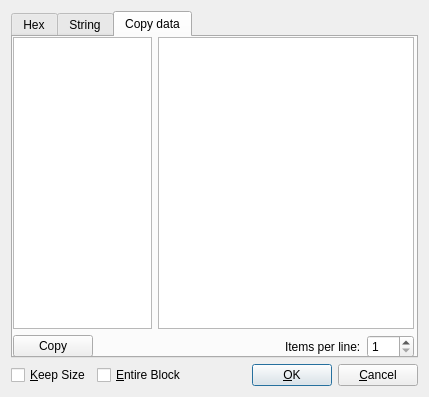
First picture: the form in src/gui/Src/Gui/HexEditDialog.ui, repository x64dbg/x64dbg, before the edit.
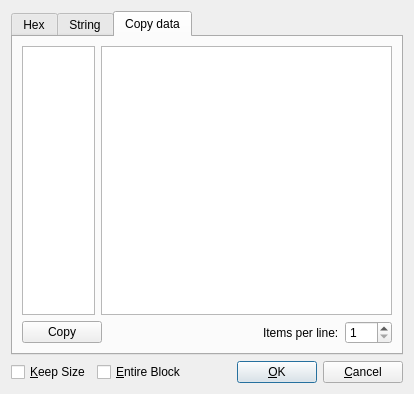
Second picture: the form after the edit. The open tabs and pages were chosen to show the change. Icons and pictures are not drawn. Custom widgets are drawn as their Qt base class.

Commit message: Make hex editor dialog resizable & Fix copying IP addr.

Diff of the .ui file:
```diff
--- a/src/gui/Src/Gui/HexEditDialog.ui
+++ b/src/gui/Src/Gui/HexEditDialog.ui
@@ -6,8 +6,8 @@
    <rect>
     <x>0</x>
     <y>0</y>
-    <width>429</width>
-    <height>397</height>
+    <width>414</width>
+    <height>394</height>
    </rect>
   </property>
   <property name="windowTitle">
@@ -17,56 +17,8 @@
    <iconset resource="../../resource.qrc">
     <normaloff>:/icons/images/document-binary.png</normaloff>:/icons/images/document-binary.png</iconset>
   </property>
-  <layout class="QGridLayout" name="gridLayout">
-   <item row="3" column="0">
-    <layout class="QHBoxLayout" name="horizontalLayout">
+  <layout class="QVBoxLayout" name="verticalLayout_4">
      <item>
-      <widget class="QCheckBox" name="chkKeepSize">
-       <property name="text">
-        <string>&amp;Keep Size</string>
-       </property>
-      </widget>
-     </item>
-     <item>
-      <widget class="QCheckBox" name="chkEntireBlock">
-       <property name="text">
-        <string>&amp;Entire Block</string>
-       </property>
-      </widget>
-     </item>
-     <item>
-      <spacer name="horizontalSpacer">
-       <property name="orientation">
-        <enum>Qt::Horizontal</enum>
-       </property>
-       <property name="sizeHint" stdset="0">
-        <size>
-         <width>40</width>
-         <height>20</height>
-        </size>
-       </property>
-      </spacer>
-     </item>
-     <item>
-      <widget class="QPushButton" name="btnOk">
-       <property name="text">
-        <string>&amp;OK</string>
-       </property>
-       <property name="default">
-        <bool>true</bool>
-       </property>
-      </widget>
-     </item>
-     <item>
-      <widget class="QPushButton" name="btnCancel">
-       <property name="text">
-        <string>&amp;Cancel</string>
-       </property>
-      </widget>
-     </item>
-    </layout>
-   </item>
-   <item row="0" column="0">
     <widget class="QTabWidget" name="tabModeSelect">
      <property name="currentIndex">
       <number>0</number>
@@ -388,15 +340,8 @@
       <attribute name="title">
        <string>Copy data</string>
       </attribute>
-      <widget class="QWidget" name="verticalLayoutWidget_2">
-       <property name="geometry">
-        <rect>
-         <x>0</x>
-         <y>0</y>
-         <width>401</width>
-         <height>321</height>
-        </rect>
-       </property>
+      <layout class="QVBoxLayout" name="verticalLayout_7">
+       <item>
        <layout class="QVBoxLayout" name="verticalLayout_2">
         <item>
          <layout class="QHBoxLayout" name="horizontalLayout_4">
@@ -411,7 +356,14 @@
            </widget>
           </item>
           <item>
-           <widget class="QPlainTextEdit" name="editCode"/>
+            <widget class="QPlainTextEdit" name="editCode">
+             <property name="sizePolicy">
+              <sizepolicy hsizetype="Expanding" vsizetype="Expanding">
+               <horstretch>80</horstretch>
+               <verstretch>0</verstretch>
+              </sizepolicy>
+             </property>
+            </widget>
           </item>
          </layout>
         </item>
@@ -457,9 +409,58 @@
          </layout>
         </item>
        </layout>
-      </widget>
-     </widget>
-    </widget>
+       </item>
+      </layout>
+     </widget>
+    </widget>
+   </item>
+   <item>
+    <layout class="QHBoxLayout" name="horizontalLayout">
+     <item>
+      <widget class="QCheckBox" name="chkKeepSize">
+       <property name="text">
+        <string>&amp;Keep Size</string>
+       </property>
+      </widget>
+     </item>
+     <item>
+      <widget class="QCheckBox" name="chkEntireBlock">
+       <property name="text">
+        <string>&amp;Entire Block</string>
+       </property>
+      </widget>
+     </item>
+     <item>
+      <spacer name="horizontalSpacer">
+       <property name="orientation">
+        <enum>Qt::Horizontal</enum>
+       </property>
+       <property name="sizeHint" stdset="0">
+        <size>
+         <width>40</width>
+         <height>20</height>
+        </size>
+       </property>
+      </spacer>
+     </item>
+     <item>
+      <widget class="QPushButton" name="btnOk">
+       <property name="text">
+        <string>&amp;OK</string>
+       </property>
+       <property name="default">
+        <bool>true</bool>
+       </property>
+      </widget>
+     </item>
+     <item>
+      <widget class="QPushButton" name="btnCancel">
+       <property name="text">
+        <string>&amp;Cancel</string>
+       </property>
+      </widget>
+     </item>
+    </layout>
    </item>
   </layout>
  </widget>
```
Left out of the diff: 34 changed lines with no effect on the pictures. Lines whose indentation alone changed are shown as unchanged. The commit also changes 3 other files.
